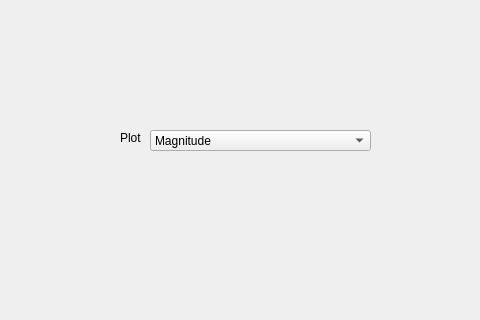
First picture: the form in TP4/Ejercicio1-FilterTool/filterTool/designer/filterToolWindow.ui, repository benjacarlos/TC-Grupo6, before the edit; both pictures show x 350 to 830 and y 320 to 640 of the 933 by 767 pixel window.
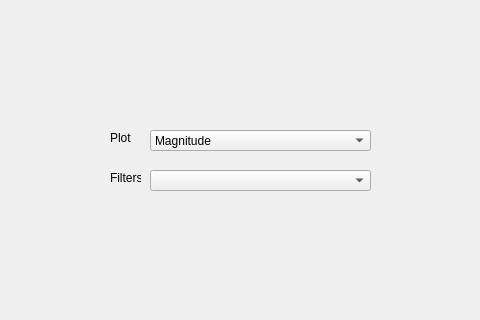
Second picture: the form after the edit. Custom widgets are drawn as their Qt base class.

```diff
--- a/TP4/Ejercicio1-FilterTool/filterTool/designer/filterToolWindow.ui
+++ b/TP4/Ejercicio1-FilterTool/filterTool/designer/filterToolWindow.ui
@@ -570,7 +570,7 @@
      <widget class="QLabel" name="plotTypeOptionLabel">
       <property name="geometry">
        <rect>
-        <x>460</x>
+        <x>450</x>
         <y>440</y>
         <width>31</width>
         <height>16</height>
@@ -593,6 +593,29 @@
        <string>Enter Parameters</string>
       </property>
      </widget>
+     <widget class="QLabel" name="filterDesignedLabel">
+      <property name="geometry">
+       <rect>
+        <x>450</x>
+        <y>480</y>
+        <width>31</width>
+        <height>16</height>
+       </rect>
+      </property>
+      <property name="text">
+       <string>Filters</string>
+      </property>
+     </widget>
+     <widget class="QComboBox" name="filterDesignedLabelCombo">
+      <property name="geometry">
+       <rect>
+        <x>490</x>
+        <y>480</y>
+        <width>221</width>
+        <height>21</height>
+       </rect>
+      </property>
+     </widget>
     </widget>
     <widget class="QWidget" name="stageTwo">
      <widget class="QLabel" name="label_2">
```
